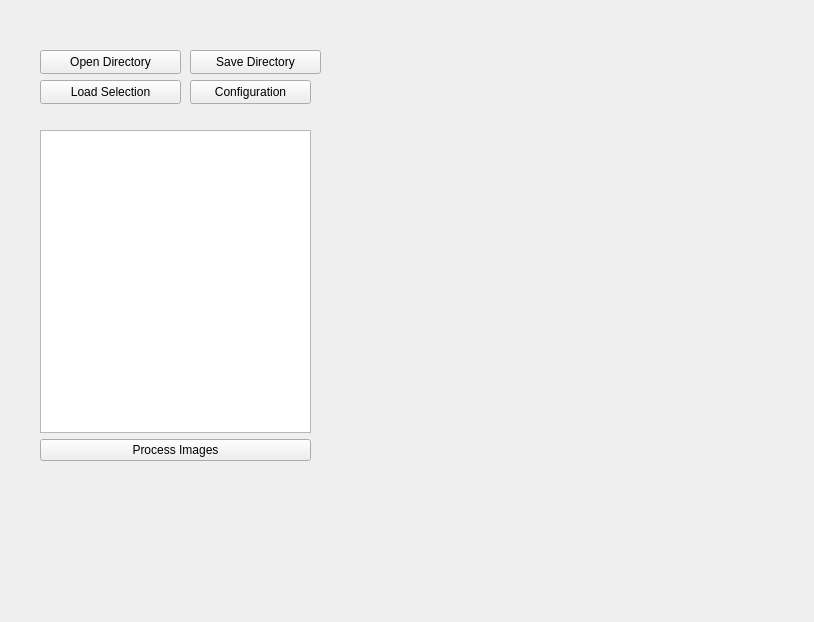
Before: the Qt Designer form manualimport.ui in DryFrost/PhotogonMDI, drawn with Qt 5.
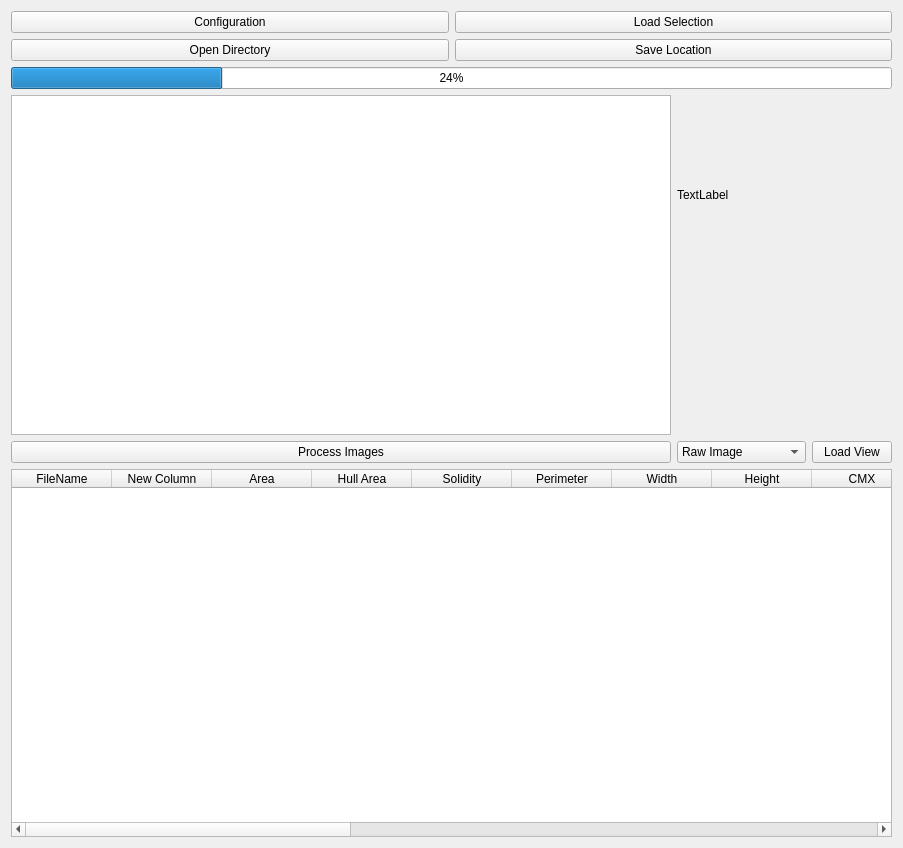
After: the same form once the commit is applied.

```diff
--- a/manualimport.ui
+++ b/manualimport.ui
@@ -6,48 +6,67 @@
    <rect>
     <x>0</x>
     <y>0</y>
-    <width>814</width>
-    <height>622</height>
+    <width>903</width>
+    <height>848</height>
    </rect>
   </property>
   <property name="windowTitle">
    <string>Form</string>
   </property>
-  <widget class="QPushButton" name="pushButton">
-   <property name="geometry">
-    <rect>
-     <x>40</x>
-     <y>50</y>
-     <width>141</width>
-     <height>24</height>
-    </rect>
-   </property>
+  <layout class="QVBoxLayout" name="verticalLayout_5">
+   <item>
+    <layout class="QVBoxLayout" name="verticalLayout_3">
+     <item>
+      <layout class="QHBoxLayout" name="horizontalLayout_3">
+       <item>
+        <widget class="QPushButton" name="pushButton_5">
    <property name="text">
-    <string>Open Directory</string>
-   </property>
-  </widget>
+          <string>Configuration</string>
+         </property>
+        </widget>
+       </item>
+       <item>
   <widget class="QPushButton" name="pushButton_2">
-   <property name="geometry">
-    <rect>
-     <x>40</x>
-     <y>80</y>
-     <width>141</width>
-     <height>24</height>
-    </rect>
-   </property>
    <property name="text">
     <string>Load Selection</string>
    </property>
   </widget>
-  <widget class="QWidget" name="verticalLayoutWidget">
-   <property name="geometry">
-    <rect>
-     <x>40</x>
-     <y>130</y>
-     <width>271</width>
-     <height>331</height>
-    </rect>
-   </property>
+       </item>
+      </layout>
+     </item>
+     <item>
+      <layout class="QHBoxLayout" name="horizontalLayout_2">
+       <item>
+        <widget class="QPushButton" name="pushButton">
+         <property name="text">
+          <string>Open Directory</string>
+         </property>
+        </widget>
+       </item>
+       <item>
+        <widget class="QPushButton" name="pushButton_4">
+         <property name="text">
+          <string>Save Location</string>
+         </property>
+        </widget>
+       </item>
+      </layout>
+     </item>
+    </layout>
+   </item>
+   <item>
+    <widget class="QProgressBar" name="progressBar">
+     <property name="maximum">
+      <number>100</number>
+     </property>
+     <property name="value">
+      <number>24</number>
+     </property>
+    </widget>
+   </item>
+   <item>
+    <layout class="QHBoxLayout" name="horizontalLayout_4">
+     <item>
    <layout class="QVBoxLayout" name="verticalLayout">
     <item>
      <widget class="QListWidget" name="listWidget">
@@ -64,33 +83,188 @@
      </widget>
     </item>
    </layout>
-  </widget>
-  <widget class="QPushButton" name="pushButton_4">
-   <property name="geometry">
-    <rect>
-     <x>190</x>
-     <y>50</y>
-     <width>131</width>
-     <height>24</height>
-    </rect>
-   </property>
+     </item>
+     <item>
+      <layout class="QVBoxLayout" name="verticalLayout_2">
+       <item>
+        <widget class="QLabel" name="label">
+         <property name="minimumSize">
+          <size>
+           <width>200</width>
+           <height>200</height>
+          </size>
+         </property>
+         <property name="text">
+          <string>TextLabel</string>
+         </property>
+        </widget>
+       </item>
+       <item>
+        <spacer name="verticalSpacer">
+         <property name="orientation">
+          <enum>Qt::Vertical</enum>
+         </property>
+         <property name="sizeHint" stdset="0">
+          <size>
+           <width>20</width>
+           <height>40</height>
+          </size>
+         </property>
+        </spacer>
+       </item>
+       <item>
+        <layout class="QHBoxLayout" name="horizontalLayout">
+         <item>
+          <widget class="QComboBox" name="comboBox">
+           <item>
    <property name="text">
-    <string>Save Directory</string>
-   </property>
-  </widget>
-  <widget class="QPushButton" name="pushButton_5">
-   <property name="geometry">
-    <rect>
-     <x>190</x>
-     <y>80</y>
-     <width>121</width>
-     <height>24</height>
-    </rect>
-   </property>
+             <string>Raw Image</string>
+            </property>
+           </item>
+           <item>
+            <property name="text">
+             <string>Plant Subtracted</string>
+            </property>
+           </item>
+           <item>
+            <property name="text">
+             <string>Shape Information</string>
+            </property>
+           </item>
+           <item>
+            <property name="text">
+             <string>RGB Histogram</string>
+            </property>
+           </item>
+          </widget>
+         </item>
+         <item>
+          <widget class="QPushButton" name="pushButton_6">
+           <property name="text">
+            <string>Load View</string>
+           </property>
+          </widget>
+         </item>
+        </layout>
+       </item>
+      </layout>
+     </item>
+    </layout>
+   </item>
+   <item>
+    <layout class="QVBoxLayout" name="verticalLayout_4">
+     <item>
+      <widget class="QTableWidget" name="tableWidget">
+       <column>
    <property name="text">
-    <string>Configuration</string>
-   </property>
-  </widget>
+         <string>FileName</string>
+        </property>
+       </column>
+       <column>
+        <property name="text">
+         <string>New Column</string>
+        </property>
+       </column>
+       <column>
+        <property name="text">
+         <string>Area</string>
+        </property>
+       </column>
+       <column>
+        <property name="text">
+         <string>Hull Area</string>
+        </property>
+       </column>
+       <column>
+        <property name="text">
+         <string>Solidity</string>
+        </property>
+       </column>
+       <column>
+        <property name="text">
+         <string>Perimeter</string>
+        </property>
+       </column>
+       <column>
+        <property name="text">
+         <string>Width</string>
+        </property>
+       </column>
+       <column>
+        <property name="text">
+         <string>Height</string>
+        </property>
+       </column>
+       <column>
+        <property name="text">
+         <string>CMX</string>
+        </property>
+       </column>
+       <column>
+        <property name="text">
+         <string>CMY</string>
+        </property>
+       </column>
+       <column>
+        <property name="text">
+         <string>Hull Verticies</string>
+        </property>
+       </column>
+       <column>
+        <property name="text">
+         <string>Ex</string>
+        </property>
+       </column>
+       <column>
+        <property name="text">
+         <string>Ey</string>
+        </property>
+       </column>
+       <column>
+        <property name="text">
+         <string>E major</string>
+        </property>
+       </column>
+       <column>
+        <property name="text">
+         <string>E minor</string>
+        </property>
+       </column>
+       <column>
+        <property name="text">
+         <string>Angle</string>
+        </property>
+       </column>
+       <column>
+        <property name="text">
+         <string>Eccen</string>
+        </property>
+       </column>
+       <column>
+        <property name="text">
+         <string>Circ</string>
+        </property>
+       </column>
+       <column>
+        <property name="text">
+         <string>Round</string>
+        </property>
+       </column>
+       <column>
+        <property name="text">
+         <string>AR</string>
+        </property>
+       </column>
+       <column>
+        <property name="text">
+         <string>Y</string>
+        </property>
+       </column>
+      </widget>
+     </item>
+    </layout>
+   </item>
+  </layout>
  </widget>
  <resources/>
  <connections/>
```
Lines whose indentation alone changed are shown as unchanged.
